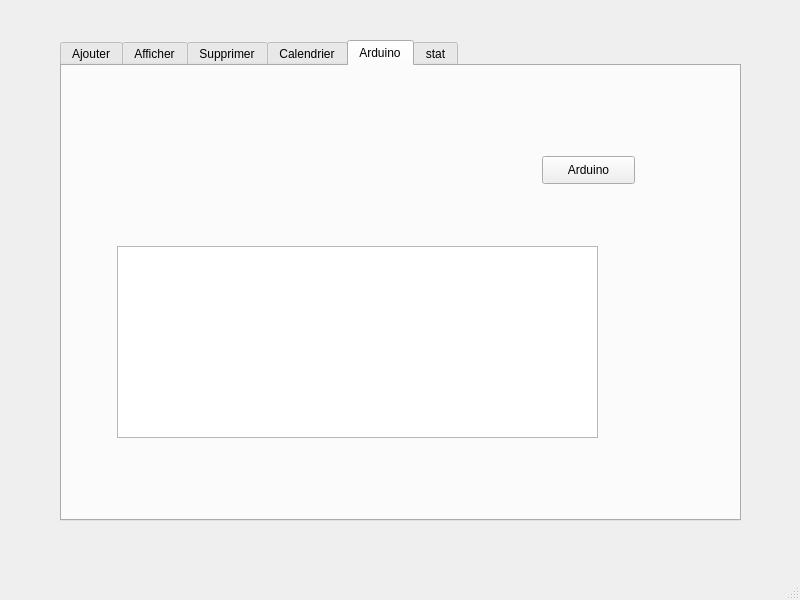
Old version of the form mainwindow.ui in the repository razanraddadi/smart_radio_2a38.
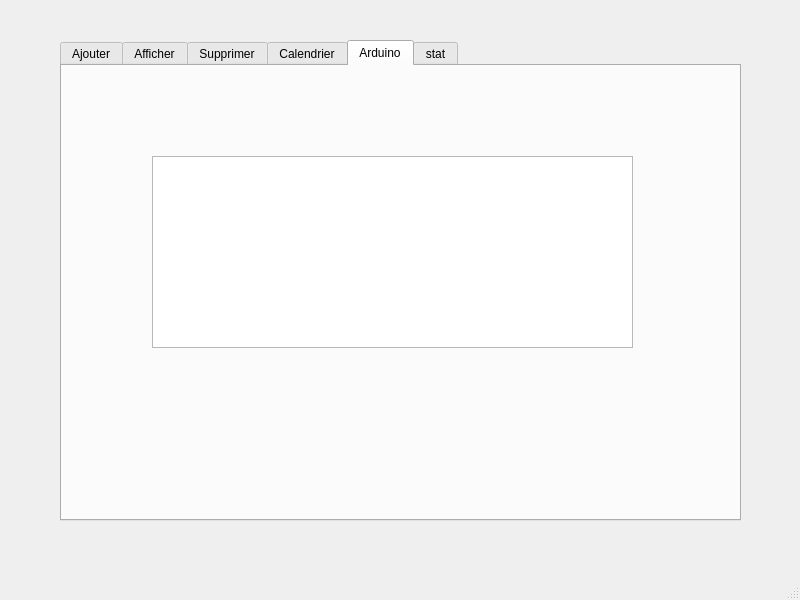
New version of the form.

What changed in the file:
```diff
--- a/mainwindow.ui
+++ b/mainwindow.ui
@@ -608,24 +608,11 @@
      <attribute name="title">
       <string>Arduino</string>
      </attribute>
-     <widget class="QPushButton" name="pushButton_arduino">
-      <property name="geometry">
-       <rect>
-        <x>480</x>
-        <y>90</y>
-        <width>93</width>
-        <height>28</height>
-       </rect>
-      </property>
-      <property name="text">
-       <string>Arduino</string>
-      </property>
-     </widget>
      <widget class="QTableView" name="table_historique">
       <property name="geometry">
        <rect>
-        <x>55</x>
-        <y>180</y>
+        <x>90</x>
+        <y>90</y>
         <width>481</width>
         <height>192</height>
        </rect>
```
